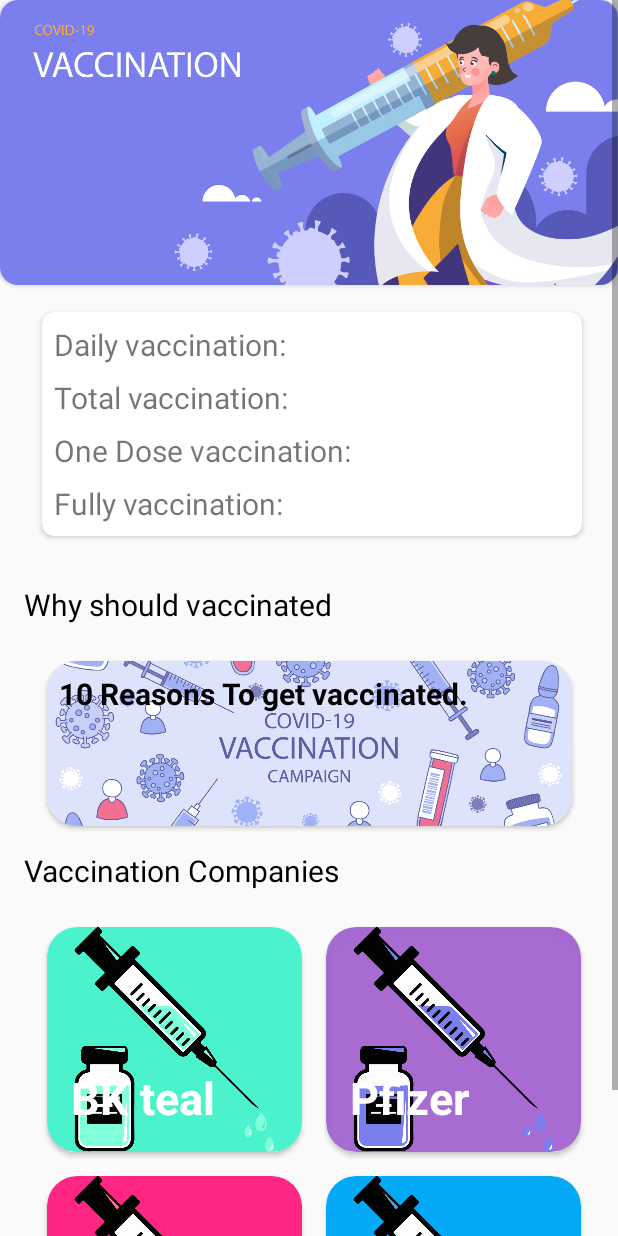
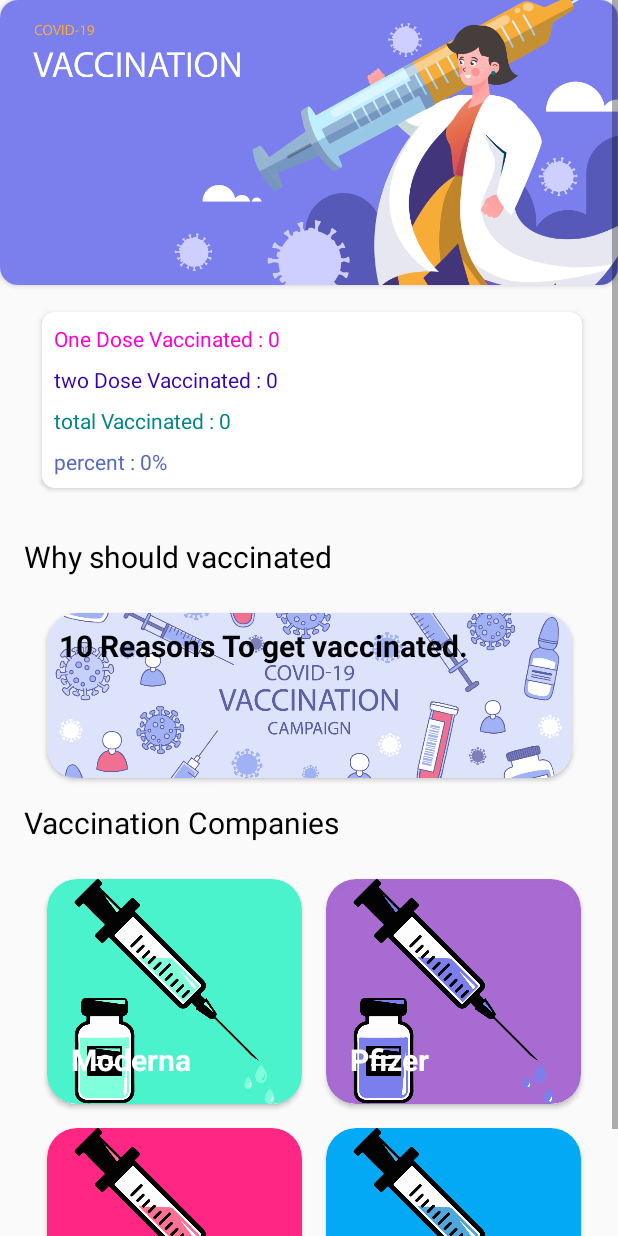
Before and after one commit to wesamnabeel99/covidvax, an Android app: the fragment HomeFragment shown on its own in the app's theme, on a phone screen of 412 x 824 dp. Run offline under Robolectric (Android 15) with nearby library versions, the light colour scheme and no system bars; network calls fail.

Commit message:
connect data to ui

```diff
--- a/app/src/main/java/com/example/covidvax/ui/HomeFragment.kt
+++ b/app/src/main/java/com/example/covidvax/ui/HomeFragment.kt
@@ -1,6 +1,7 @@
 package com.example.covidvax.ui
 
 
+import android.os.Bundle
 import android.view.LayoutInflater
 import android.view.ViewGroup
 import com.example.covidvax.data.VaccineData
@@ -21,15 +22,20 @@ class HomeFragment : BaseFragment<FragmentHomeBinding>() {
     }
 
 
+
+
     /**
      * this function will bind the data of the day into ui
      * @author Wesam N. Shawqi
-     * @param day, an object from the DailyData class
+     * @param data, an object from the DailyData class
      * @return nothing
      */
-    private fun bindDay (day:VaccineData) {
+    private fun bindDay (data:VaccineData) {
         binding?.apply {
-
+            firstDataView.text = "One Dose Vaccinated : ${DataManager.abbreviateTheNumber(data.oneDoseVaccinated!!)}"
+            secondDataView.text = "two Dose Vaccinated : ${DataManager.abbreviateTheNumber(data.twoDoseVaccinated!!)}"
+            thirdDataView.text = "total Vaccinated : ${DataManager.abbreviateTheNumber(data.totalPeopleVaccinated!!)}"
+            forthDataView.text = "percent : ${DataManager.abbreviateTheNumber(data.vaccinatedPerHundred!!.toLong())}%"
 
         }
     }
--- a/app/src/main/res/layout/fragment_home.xml
+++ b/app/src/main/res/layout/fragment_home.xml
@@ -65,8 +65,9 @@
                         android:id="@+id/first_data_view"
                         android:layout_width="match_parent"
                         android:layout_height="wrap_content"
-                        android:textSize="20sp"
-                        android:text="Daily vaccination: "
+                        android:textSize="14sp"
+                        android:textColor="#ff00cc"
+                        android:text="one dose vaccination: "
                         app:layout_constraintTop_toTopOf="parent"
                         app:layout_constraintStart_toStartOf="parent"
                         app:layout_constraintEnd_toEndOf="parent"
@@ -76,8 +77,9 @@
                         android:id="@+id/second_data_view"
                         android:layout_width="match_parent"
                         android:layout_height="wrap_content"
-                        android:textSize="20sp"
-                        android:text="Total vaccination: "
+                        android:textSize="14sp"
+                        android:textColor="@color/purple_700"
+                        android:text="two dose vaccinated: "
                         android:layout_marginTop="8dp"
                         app:layout_constraintTop_toBottomOf="@id/first_data_view"
                         app:layout_constraintStart_toStartOf="parent"
@@ -88,8 +90,9 @@
                         android:id="@+id/third_data_view"
                         android:layout_width="match_parent"
                         android:layout_height="wrap_content"
-                        android:textSize="20sp"
-                        android:text="One Dose vaccination: "
+                        android:textSize="14sp"
+                        android:text="total vaccination: "
+                        android:textColor="@color/teal_700"
                         android:layout_marginTop="8dp"
                         app:layout_constraintTop_toBottomOf="@id/second_data_view"
                         app:layout_constraintStart_toStartOf="parent"
@@ -99,8 +102,9 @@
                         android:id="@+id/forth_data_view"
                         android:layout_width="match_parent"
                         android:layout_height="wrap_content"
-                        android:textSize="20sp"
-                        android:text="Fully vaccination: "
+                        android:textSize="14sp"
+                        android:textColor="@color/brand"
+                        android:text="vaccinated per hundred: "
                         android:layout_marginTop="8dp"
                         app:layout_constraintTop_toBottomOf="@id/third_data_view"
                         app:layout_constraintStart_toStartOf="parent"
@@ -205,10 +209,10 @@
                         android:layout_height="wrap_content"
                         android:layout_marginStart="16dp"
                         android:layout_marginBottom="16dp"
-                        android:text="BK teal"
+                        android:text="Moderna"
                         android:textColor="#fff"
 
-                        android:textSize="30sp"
+                        android:textSize="20sp"
                         android:textStyle="bold"
                         app:layout_constraintBottom_toBottomOf="parent"
                         app:layout_constraintStart_toStartOf="parent" />
@@ -250,7 +254,7 @@
                         android:layout_marginBottom="16dp"
                         android:text="Pfizer"
                         android:textColor="#fff"
-                        android:textSize="30sp"
+                        android:textSize="20sp"
                         android:textStyle="bold"
                         app:layout_constraintBottom_toBottomOf="parent"
                         app:layout_constraintStart_toStartOf="parent" />
@@ -288,9 +292,9 @@
                         android:layout_height="wrap_content"
                         android:layout_marginStart="16dp"
                         android:layout_marginBottom="16dp"
-                        android:text="Pfizer"
+                        android:text="Johnson"
                         android:textColor="#fff"
-                        android:textSize="30sp"
+                        android:textSize="20sp"
                         android:textStyle="bold"
                         app:layout_constraintBottom_toBottomOf="parent"
                         app:layout_constraintStart_toStartOf="parent" />
@@ -328,9 +332,9 @@
                         android:layout_height="wrap_content"
                         android:layout_marginStart="16dp"
                         android:layout_marginBottom="16dp"
-                        android:text="Pfizer"
+                        android:text="Spotink"
                         android:textColor="#fff"
-                        android:textSize="30sp"
+                        android:textSize="20sp"
                         android:textStyle="bold"
                         app:layout_constraintBottom_toBottomOf="parent"
                         app:layout_constraintStart_toStartOf="parent" />
```
